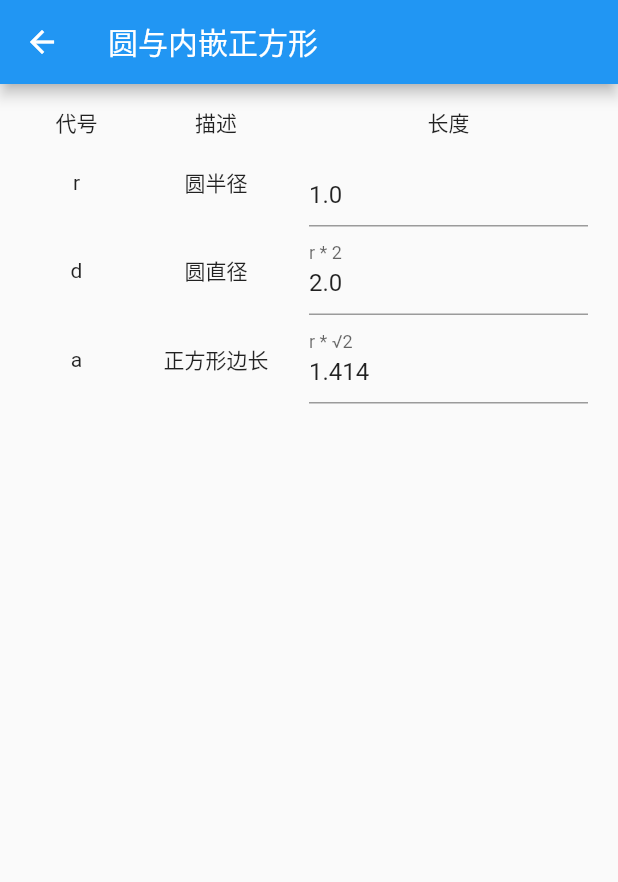
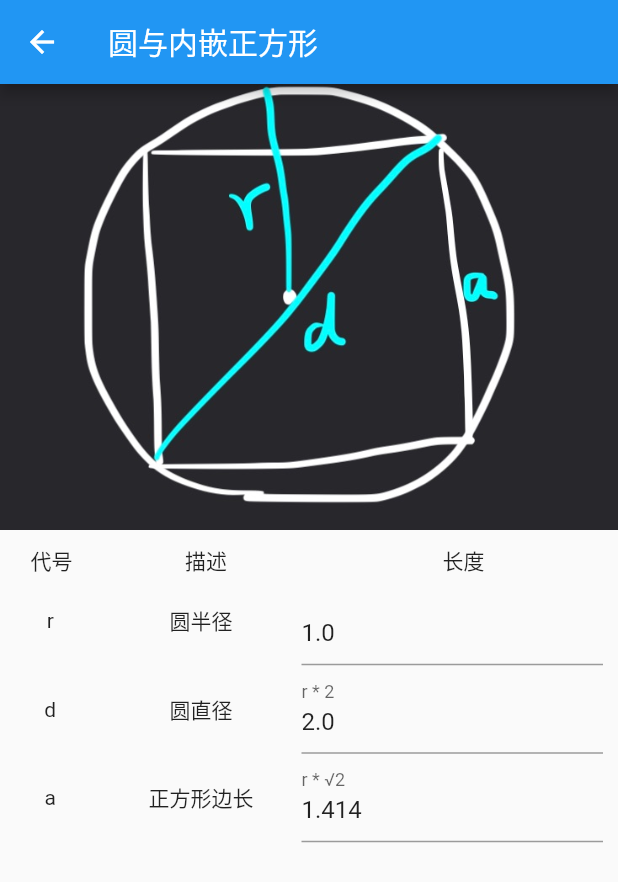
Before and after one commit to ArcaniteMagician/flutter_hello, a Flutter app: the CircleAndSquare screen opened directly, on a phone screen of 412 x 824 dp. Shown: the top 882 px of the screen. Run offline on Flutter 3.47's test engine with Material 2 defaults, Android fonts, the phone set to English and light mode, and no system bars.

Commit message:
木匠几何，为每种情况增加了图示

```diff
--- a/lib/geometry_caculator/circle_and_square_inside.dart
+++ b/lib/geometry_caculator/circle_and_square_inside.dart
@@ -18,9 +18,13 @@ class _CircleAndSquareState extends State<CircleAndSquare> {
         title: Text('圆与内嵌正方形'),
       ),
       body: Container(
-        padding: const EdgeInsets.symmetric(horizontal: 20.0, vertical: 15.0),
+//        padding: const EdgeInsets.symmetric(horizontal: 20.0, vertical: 15.0),
         child: ListView(
           children: <Widget>[
+            Image.asset(
+              'images/circle_and_square.jpg',
+              fit: BoxFit.cover,
+            ),
             TitleRow(
               title: '代号',
               subtitle: '描述',
--- a/lib/geometry_caculator/form_widget.dart
+++ b/lib/geometry_caculator/form_widget.dart
@@ -10,7 +10,9 @@ class TitleRow extends StatelessWidget {
 
   @override
   Widget build(BuildContext context) {
-    return Row(
+    return Container(
+      margin: const EdgeInsets.only(top: 10.0),
+      child: Row(
         mainAxisSize: MainAxisSize.max,
         children: <Widget>[
           Expanded(
@@ -26,6 +28,7 @@ class TitleRow extends StatelessWidget {
             child: _TipText(data),
           ),
         ],
+      ),
     );
   }
 }
@@ -39,7 +42,9 @@ class MyDataRow extends StatelessWidget {
 
   @override
   Widget build(BuildContext context) {
-    return Row(
+    return Container(
+      margin: const EdgeInsets.only(right: 10.0),
+      child: Row(
         mainAxisSize: MainAxisSize.max,
         children: <Widget>[
           Expanded(
@@ -55,6 +60,7 @@ class MyDataRow extends StatelessWidget {
             child: valueText,
           )
         ],
+      ),
     );
   }
 }
--- a/lib/geometry_caculator/right_triangle_30.dart
+++ b/lib/geometry_caculator/right_triangle_30.dart
@@ -18,9 +18,13 @@ class _RightTriangle30State extends State<RightTriangle30> {
         title: Text('30°内角直角三角形'),
       ),
       body: Container(
-        padding: const EdgeInsets.symmetric(horizontal: 20.0, vertical: 15.0),
+//        padding: const EdgeInsets.symmetric(horizontal: 20.0, vertical: 15.0),
         child: ListView(
           children: <Widget>[
+            Image.asset(
+              'images/right_triangle_30.jpg',
+              fit: BoxFit.cover,
+            ),
             TitleRow(
               title: '代号',
               subtitle: '对应内角\n度数',
--- a/lib/geometry_caculator/right_triangle_45.dart
+++ b/lib/geometry_caculator/right_triangle_45.dart
@@ -18,9 +18,13 @@ class _RightTriangle45State extends State<RightTriangle45> {
         title: Text('等腰直角三角形'),
       ),
       body: Container(
-        padding: const EdgeInsets.symmetric(horizontal: 20.0, vertical: 15.0),
+//        padding: const EdgeInsets.symmetric(horizontal: 20.0, vertical: 15.0),
         child: ListView(
           children: <Widget>[
+            Image.asset(
+              'images/right_triangle_45.jpg',
+              fit: BoxFit.cover,
+            ),
             TitleRow(
               title: '代号',
               subtitle: '对应内角\n度数',
--- a/lib/geometry_caculator/triangle_all_60.dart
+++ b/lib/geometry_caculator/triangle_all_60.dart
@@ -17,9 +17,13 @@ class _RegularTriangleState extends State<RegularTriangle> {
         title: Text('正三角形'),
       ),
       body: Container(
-        padding: const EdgeInsets.symmetric(horizontal: 20.0, vertical: 15.0),
+//        padding: const EdgeInsets.symmetric(horizontal: 20.0, vertical: 15.0),
         child: ListView(
           children: <Widget>[
+            Image.asset(
+              'images/regular_triangle.jpg',
+              fit: BoxFit.cover,
+            ),
             TitleRow(
               title: '代号',
               subtitle: '描述',
--- a/pubspec.yaml
+++ b/pubspec.yaml
@@ -45,6 +45,10 @@ flutter:
     - images/haibara0.jpeg
     - images/haibara1.jpeg
     - images/haibara2.jpeg
+    - images/circle_and_square.jpg
+    - images/regular_triangle.jpg
+    - images/right_triangle_30.jpg
+    - images/right_triangle_45.jpg
 
   # An image asset can refer to one or more resolution-specific "variants", see
   # https://flutter.io/assets-and-images/#resolution-aware.
```
Also changed, not shown: images/circle_and_square.jpg (added), images/regular_triangle.jpg (added), images/right_triangle_30.jpg (added), images/right_triangle_45.jpg (added). Lines whose indentation alone changed are shown as unchanged.
